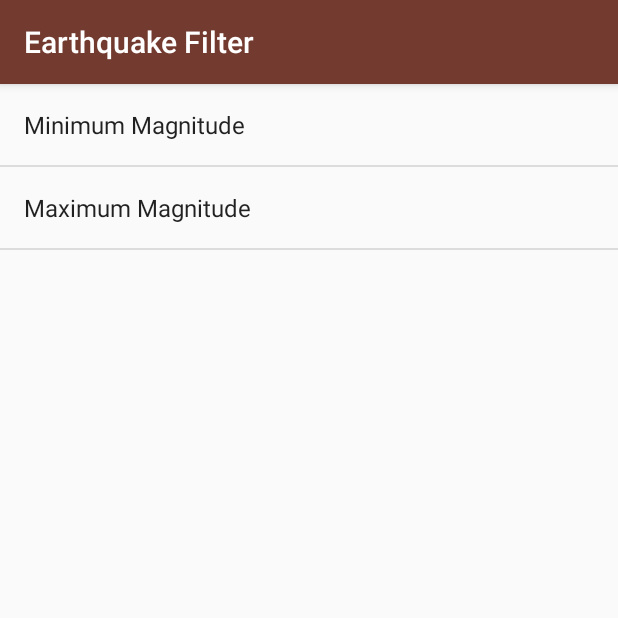
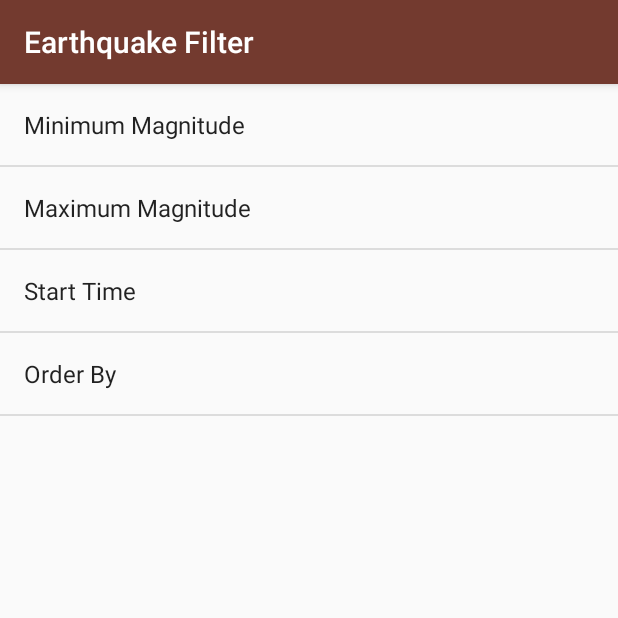
Before and after one commit to 6nguyen/Epic-Center, an Android app: the screen it shows after launch (FilterActivity), after a tap on "Filter Search", on a phone screen of 412 x 824 dp, the top half of it. Run offline under Robolectric (Android 15) with nearby library versions, the phone set to English and light mode, and no system bars.

Commit message:
Create an Order By ListPreference drop down option in filter menu.

```diff
--- a/app/src/main/java/com/example/gnguy/epiccenter/MainActivity.java
+++ b/app/src/main/java/com/example/gnguy/epiccenter/MainActivity.java
@@ -20,7 +20,9 @@ import android.view.View;
 import android.widget.AdapterView;
 import android.widget.ListView;
 import android.widget.ProgressBar;
+import android.widget.Spinner;
 import android.widget.TextView;
+import android.widget.Toast;
 
 import java.util.ArrayList;
 import java.util.List;
@@ -86,6 +88,22 @@ public class MainActivity extends AppCompatActivity implements LoaderCallbacks<L
         // Find a reference to the mEmptyView
         mEmptyView = (TextView)findViewById(R.id.empty_view);
         listView.setEmptyView(mEmptyView);
+
+        /*
+        // Spinner for Filter Menu
+        Spinner orderSpinner = (Spinner)findViewById(R.id.order_spinner);
+        orderSpinner.setOnItemSelectedListener(new AdapterView.OnItemSelectedListener() {
+            @Override
+            public void onItemSelected(AdapterView<?> parent, View view, int position, long id) {
+                Toast.makeText(MainActivity.this, parent.getSelectedItem().toString(), Toast.LENGTH_SHORT).show();
+            }
+
+            @Override
+            public void onNothingSelected(AdapterView<?> parent) {
+
+            }
+        });
+        */
 
 
         // Find a reference to the mIndicatorCircle and set the color to pale blue
@@ -172,24 +190,34 @@ public class MainActivity extends AppCompatActivity implements LoaderCallbacks<L
     public Loader<List<Earthquake>> onCreateLoader(int i, Bundle bundle) {
 
         SharedPreferences sharedPrefs = PreferenceManager.getDefaultSharedPreferences(this);
-        // Set up minMagnitude value to user input
+        // Set up minMagnitude value to user input, otherwise default value
         String minMagnitude = sharedPrefs.getString(
                                                 getString(R.string.filter_min_mag_key),
                                                 getString(R.string.filter_min_mag_default));
-        // Set up maxMagnitude value to user input
+        // Set up maxMagnitude value to user input, otherwise default value
         String maxMagnitude = sharedPrefs.getString(
                                                 getString(R.string.filter_max_mag_key),
                                                 getString(R.string.filter_max_mag_default));
+
+        // Set up startTime value to user input, otherwise default value
+        String startTime = sharedPrefs.getString(
+                                                getString(R.string.filter_start_time_key),
+                                                getString(R.string.filter_start_time_default));
+
+        // Set up orderBy value to user input, otherwise default value
+        String orderBy = sharedPrefs.getString(
+                                                getString(R.string.filter_order_by_key),
+                                                getString(R.string.filter_order_by_default));
 
         Uri baseUri = Uri.parse(EARTHQUAKE_REQUEST_URL);
         Uri.Builder uriBuilder = baseUri.buildUpon();
 
         //"https://earthquake.usgs.gov/fdsnws/event/1/query?format=geojson&orderby=time&minmag=3&limit=10&starttime=2100-01-01";
         uriBuilder.appendQueryParameter("format","geojson");
-        uriBuilder.appendQueryParameter("orderby","time");
+        uriBuilder.appendQueryParameter("orderby",orderBy);
         uriBuilder.appendQueryParameter("minmag",minMagnitude);
         uriBuilder.appendQueryParameter("limit","20");
-        uriBuilder.appendQueryParameter("starttime","2017-01-01");
+        uriBuilder.appendQueryParameter("starttime",startTime);
         uriBuilder.appendQueryParameter("maxmag",maxMagnitude);
 
         Log.e(LOG_TAG, "TEST: Loader created onCreateLoader.");
--- /dev/null
+++ b/app/src/main/res/values/array.xml
@@ -0,0 +1,18 @@
+<?xml version="1.0" encoding="utf-8"?>
+<resources>
+
+    <!-- Order By drop down options in filter menu -->
+    <string-array name="order_by_options">
+        <item>Lowest Magnitude</item>
+        <item>Highest Magnitude</item>
+        <item>Most Recent</item>
+    </string-array>
+
+    <!-- Order By drop down values for above options -->
+    <string-array name="order_by_values">
+        <item>magnitude-asc</item>
+        <item>magnitude</item>
+        <item>time</item>
+    </string-array>
+
+</resources>
--- a/app/src/main/res/values/strings.xml
+++ b/app/src/main/res/values/strings.xml
@@ -14,13 +14,24 @@
     <string name="filter_title">Earthquake Filter</string>
 
     <!-- Strings for Minimum Magnitude Preference -->
-    <string name="filter_min_mag_lable">Minimum Magnitude</string>
+    <string name="filter_min_mag_label">Minimum Magnitude</string>
     <string name="filter_min_mag_key" translatable="false">min_magnitude</string>
     <string name="filter_min_mag_default" translatable="false">2.4</string>
 
-    <!-- Strings for Maximum Magnitude Preference -->
-    <string name="filter_max_mag_lable">Maximum Magnitude</string>
+    <!-- Strings for Maximum Magnitude EditTextPreference -->
+    <string name="filter_max_mag_label">Maximum Magnitude</string>
     <string name="filter_max_mag_key">max_magnitude</string>
     <string name="filter_max_mag_default">10</string>
 
+    <!-- Strings for Start Time EditTextPreference -->
+    <string name="filter_start_time_label">Start Time</string>
+    <string name="filter_start_time_key">start_time</string>
+    <string name="filter_start_time_default">2017-01-01</string>
+
+    <!-- Strings for Order By ListPreference -->
+    <string name="filter_order_by_label">Order By</string>
+    <string name="filter_order_by_key">order_by</string>
+    <string name="filter_order_by_default">time</string>
+
+
 </resources>
--- a/app/src/main/res/xml/filter_main.xml
+++ b/app/src/main/res/xml/filter_main.xml
@@ -5,18 +5,42 @@
 
     <!-- Minimum Magnitude option of filter menu -->
     <EditTextPreference
+        android:id="@+id/min_mag_filter"
         android:defaultValue="@string/filter_min_mag_default"
         android:inputType="numberDecimal"
         android:key="@string/filter_min_mag_key"
         android:selectAllOnFocus="true"
-        android:title="@string/filter_min_mag_lable" />
+        android:title="@string/filter_min_mag_label" />
 
     <!-- Maximum Magnitude option of filter menu -->
     <EditTextPreference
+        android:id="@+id/max_mag_filter"
         android:defaultValue="@string/filter_max_mag_default"
         android:inputType="numberDecimal"
         android:key="@string/filter_max_mag_key"
         android:selectAllOnFocus="true"
-        android:title="@string/filter_max_mag_lable" />
+        android:title="@string/filter_max_mag_label" />
+
+    <!-- Start Time option of filter menu -->
+    <EditTextPreference
+        android:id="@+id/time_filter"
+        android:defaultValue="@string/filter_start_time_default"
+        android:inputType="text"
+        android:key="@string/filter_start_time_key"
+        android:selectAllOnFocus="true"
+        android:title="@string/filter_start_time_label" />
+
+    <!-- Ordery By dropdown option of filter menu -->
+    <ListPreference
+        android:id="@+id/order_spinner"
+        android:key="@string/filter_order_by_key"
+        android:defaultValue="@string/filter_order_by_default"
+        android:layout_width="wrap_content"
+        android:layout_height="wrap_content"
+        android:title="@string/filter_order_by_label"
+        android:entries="@array/order_by_options"
+        android:entryValues="@array/order_by_values" >
+    </ListPreference>
+
 
 </PreferenceScreen>
```
